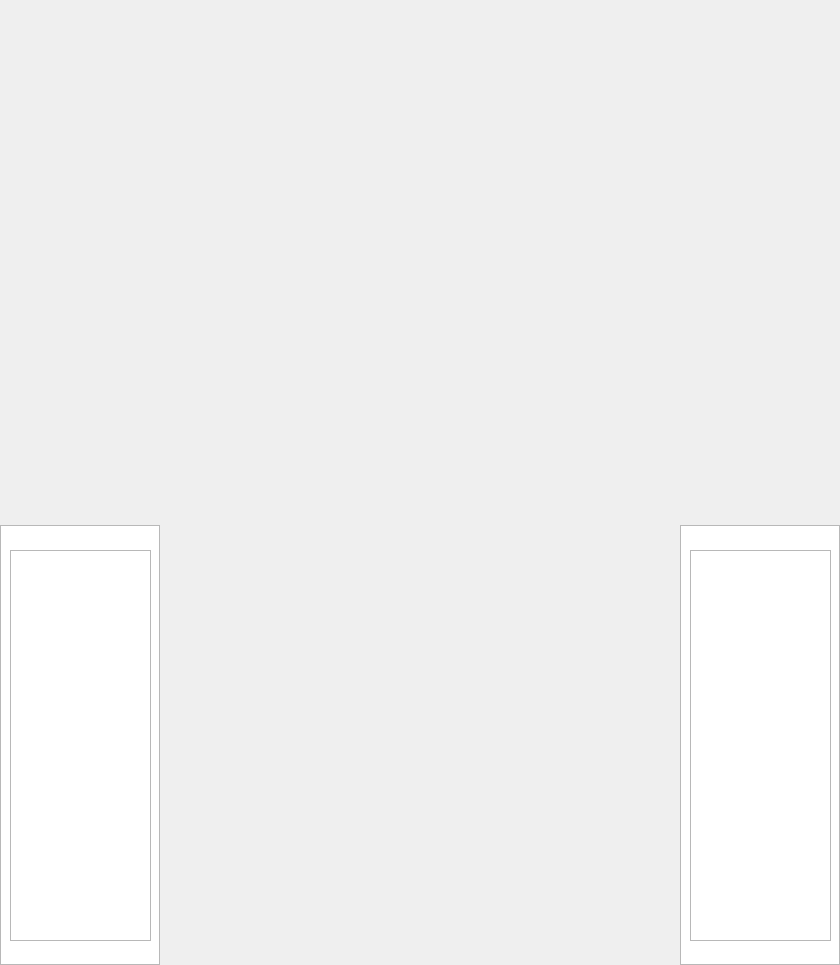
This is biggamewindow.ui in fhfuih/COMP2012H-Project as Qt 5 draws it before an edit. The edited form follows.
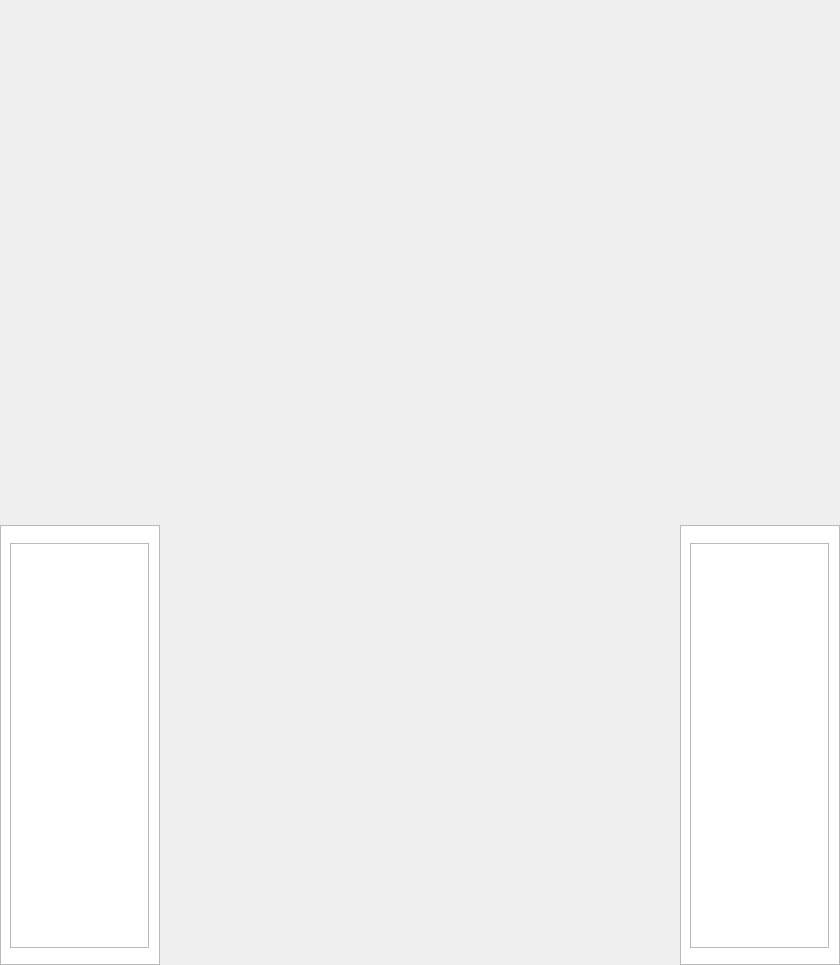
This is the edited form. Icons and pictures are not drawn.

The edit to the form file:
```diff
--- a/biggamewindow.ui
+++ b/biggamewindow.ui
@@ -62,33 +62,55 @@
    <property name="geometry">
     <rect>
      <x>10</x>
-     <y>550</y>
-     <width>141</width>
-     <height>391</height>
+     <y>543</y>
+     <width>139</width>
+     <height>405</height>
     </rect>
    </property>
    <property name="font">
     <font>
      <family>Long Shot</family>
-     <pointsize>20</pointsize>
+     <pointsize>10</pointsize>
     </font>
    </property>
+   <property name="styleSheet">
+    <string notr="true">background-image: url(:/resource/blackSquare.jpg);
+gridline-color: rgb(0, 0, 0);
+color: rgb(255, 255, 0);</string>
+   </property>
+   <property name="isWrapping" stdset="0">
+    <bool>true</bool>
+   </property>
+   <property name="wordWrap">
+    <bool>true</bool>
+   </property>
   </widget>
   <widget class="QListWidget" name="enemyList">
    <property name="geometry">
     <rect>
      <x>690</x>
-     <y>550</y>
-     <width>141</width>
-     <height>391</height>
+     <y>543</y>
+     <width>139</width>
+     <height>405</height>
     </rect>
    </property>
    <property name="font">
     <font>
      <family>Long Shot</family>
-     <pointsize>20</pointsize>
+     <pointsize>10</pointsize>
     </font>
    </property>
+   <property name="styleSheet">
+    <string notr="true">background-image: url(:/resource/blackSquare.jpg);
+color: rgb(255, 255,0);
+</string>
+   </property>
+   <property name="isWrapping" stdset="0">
+    <bool>true</bool>
+   </property>
+   <property name="wordWrap">
+    <bool>true</bool>
+   </property>
   </widget>
   <zorder>boardBackground</zorder>
   <zorder>listView</zorder>
```
Left out of the diff: 4 changed lines with no effect on the pictures.
